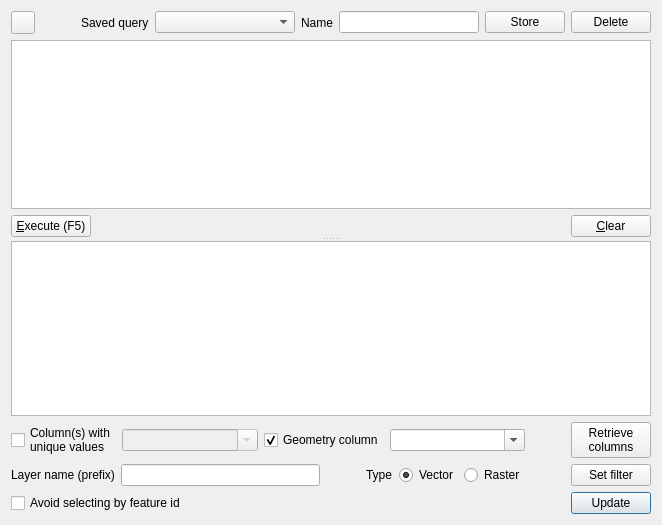
The window that python/plugins/db_manager/ui/DlgSqlLayerWindow.ui (qgis/QGIS) describes before a commit, drawn with Qt 5.
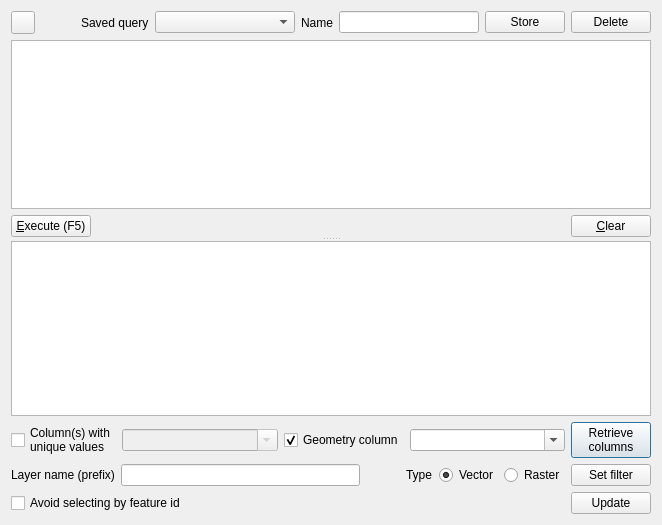
The same window after the commit. Custom widgets are drawn as their Qt base class.

Commit message: Better widget's alignment

Diff of the .ui file:
```diff
--- a/python/plugins/db_manager/ui/DlgSqlLayerWindow.ui
+++ b/python/plugins/db_manager/ui/DlgSqlLayerWindow.ui
@@ -14,41 +14,55 @@
    <string>SQL Window</string>
   </property>
   <layout class="QGridLayout" name="gridLayout_2">
+   <item row="1" column="3">
+    <widget class="QPushButton" name="getColumnsBtn">
+     <property name="text">
+      <string>Retrieve
+columns</string>
+     </property>
+    </widget>
+   </item>
+   <item row="3" column="3">
+    <widget class="QPushButton" name="updateLayerBtn">
+     <property name="text">
+      <string>Update</string>
+     </property>
+    </widget>
+   </item>
+   <item row="2" column="3">
+    <widget class="QPushButton" name="btnSetFilter">
+     <property name="text">
+      <string>Set filter</string>
+     </property>
+     <property name="autoDefault">
+      <bool>false</bool>
+     </property>
+    </widget>
+   </item>
+   <item row="3" column="2">
+    <spacer name="horizontalSpacer_2">
+     <property name="orientation">
+      <enum>Qt::Horizontal</enum>
+     </property>
+     <property name="sizeHint" stdset="0">
+      <size>
+       <width>40</width>
+       <height>20</height>
+      </size>
+     </property>
+    </spacer>
+   </item>
    <item row="3" column="0">
-    <layout class="QHBoxLayout" name="horizontalLayout_2">
-     <item>
-      <widget class="QCheckBox" name="avoidSelectById">
-       <property name="toolTip">
-        <string>&lt;html&gt;&lt;head/&gt;&lt;body&gt;&lt;p&gt;Avoid selecting feature by id. Sometimes - especially when running expensive queries/views - fetching the data sequentially instead of fetching features by id can be much quicker.&lt;/p&gt;&lt;/body&gt;&lt;/html&gt;</string>
-       </property>
-       <property name="text">
-        <string>Avoid selecting by feature id</string>
-       </property>
-      </widget>
-     </item>
-     <item>
-      <spacer name="horizontalSpacer_2">
-       <property name="orientation">
-        <enum>Qt::Horizontal</enum>
-       </property>
-       <property name="sizeHint" stdset="0">
-        <size>
-         <width>40</width>
-         <height>20</height>
-        </size>
-       </property>
-      </spacer>
-     </item>
-     <item>
-      <widget class="QPushButton" name="updateLayerBtn">
-       <property name="text">
-        <string>Update</string>
-       </property>
-      </widget>
-     </item>
-    </layout>
+    <widget class="QCheckBox" name="avoidSelectById">
+     <property name="toolTip">
+      <string>&lt;html&gt;&lt;head/&gt;&lt;body&gt;&lt;p&gt;Avoid selecting feature by id. Sometimes - especially when running expensive queries/views - fetching the data sequentially instead of fetching features by id can be much quicker.&lt;/p&gt;&lt;/body&gt;&lt;/html&gt;</string>
+     </property>
+     <property name="text">
+      <string>Avoid selecting by feature id</string>
+     </property>
+    </widget>
    </item>
-   <item row="0" column="0">
+   <item row="0" column="0" colspan="4">
     <widget class="QSplitter" name="splitter">
      <property name="orientation">
       <enum>Qt::Vertical</enum>
@@ -198,91 +212,7 @@
      </widget>
     </widget>
    </item>
-   <item row="1" column="0">
-    <layout class="QHBoxLayout" name="horizontalLayout_6">
-     <item>
-      <widget class="QCheckBox" name="uniqueColumnCheck">
-       <property name="text">
-        <string>Column(s) with
-unique values</string>
-       </property>
-      </widget>
-     </item>
-     <item>
-      <widget class="QComboBox" name="uniqueCombo">
-       <property name="enabled">
-        <bool>false</bool>
-       </property>
-       <property name="sizePolicy">
-        <sizepolicy hsizetype="Expanding" vsizetype="Fixed">
-         <horstretch>0</horstretch>
-         <verstretch>0</verstretch>
-        </sizepolicy>
-       </property>
-       <property name="editable">
-        <bool>true</bool>
-       </property>
-       <property name="insertPolicy">
-        <enum>QComboBox::NoInsert</enum>
-       </property>
-      </widget>
-     </item>
-     <item>
-      <widget class="QCheckBox" name="hasGeometryCol">
-       <property name="text">
-        <string>Geometry column</string>
-       </property>
-       <property name="checked">
-        <bool>true</bool>
-       </property>
-       <property name="tristate">
-        <bool>false</bool>
-       </property>
-      </widget>
-     </item>
-     <item>
-      <widget class="QComboBox" name="geomCombo">
-       <property name="sizePolicy">
-        <sizepolicy hsizetype="Expanding" vsizetype="Fixed">
-         <horstretch>0</horstretch>
-         <verstretch>0</verstretch>
-        </sizepolicy>
-       </property>
-       <property name="editable">
-        <bool>true</bool>
-       </property>
-       <property name="insertPolicy">
-        <enum>QComboBox::NoInsert</enum>
-       </property>
-      </widget>
-     </item>
-     <item>
-      <spacer name="horizontalSpacer_5">
-       <property name="orientation">
-        <enum>Qt::Horizontal</enum>
-       </property>
-       <property name="sizeType">
-        <enum>QSizePolicy::Fixed</enum>
-       </property>
-       <property name="sizeHint" stdset="0">
-        <size>
-         <width>40</width>
-         <height>20</height>
-        </size>
-       </property>
-      </spacer>
-     </item>
-     <item>
-      <widget class="QPushButton" name="getColumnsBtn">
-       <property name="text">
-        <string>Retrieve
-columns</string>
-       </property>
-      </widget>
-     </item>
-    </layout>
-   </item>
-   <item row="2" column="0">
+   <item row="2" column="0" colspan="3">
     <layout class="QHBoxLayout" name="horizontalLayout_7">
      <item>
       <widget class="QLabel" name="label_5">
@@ -307,7 +237,16 @@
      <item>
       <widget class="QWidget" name="layerTypeWidget" native="true">
        <layout class="QHBoxLayout" name="horizontalLayout_3">
-        <property name="margin">
+        <property name="leftMargin">
+         <number>0</number>
+        </property>
+        <property name="topMargin">
+         <number>0</number>
+        </property>
+        <property name="rightMargin">
+         <number>0</number>
+        </property>
+        <property name="bottomMargin">
          <number>0</number>
         </property>
         <item>
@@ -337,32 +276,66 @@
           </property>
          </widget>
         </item>
-        <item>
-         <spacer name="horizontalSpacer_6">
-          <property name="orientation">
-           <enum>Qt::Horizontal</enum>
-          </property>
-          <property name="sizeType">
-           <enum>QSizePolicy::Fixed</enum>
-          </property>
-          <property name="sizeHint" stdset="0">
-           <size>
-            <width>40</width>
-            <height>20</height>
-           </size>
-          </property>
-         </spacer>
-        </item>
        </layout>
       </widget>
      </item>
+    </layout>
+   </item>
+   <item row="1" column="0" colspan="3">
+    <layout class="QHBoxLayout" name="horizontalLayout_6">
      <item>
-      <widget class="QPushButton" name="btnSetFilter">
+      <widget class="QCheckBox" name="uniqueColumnCheck">
        <property name="text">
-        <string>Set filter</string>
+        <string>Column(s) with
+unique values</string>
        </property>
-       <property name="autoDefault">
+      </widget>
+     </item>
+     <item>
+      <widget class="QComboBox" name="uniqueCombo">
+       <property name="enabled">
         <bool>false</bool>
+       </property>
+       <property name="sizePolicy">
+        <sizepolicy hsizetype="Expanding" vsizetype="Fixed">
+         <horstretch>0</horstretch>
+         <verstretch>0</verstretch>
+        </sizepolicy>
+       </property>
+       <property name="editable">
+        <bool>true</bool>
+       </property>
+       <property name="insertPolicy">
+        <enum>QComboBox::NoInsert</enum>
+       </property>
+      </widget>
+     </item>
+     <item>
+      <widget class="QCheckBox" name="hasGeometryCol">
+       <property name="text">
+        <string>Geometry column</string>
+       </property>
+       <property name="checked">
+        <bool>true</bool>
+       </property>
+       <property name="tristate">
+        <bool>false</bool>
+       </property>
+      </widget>
+     </item>
+     <item>
+      <widget class="QComboBox" name="geomCombo">
+       <property name="sizePolicy">
+        <sizepolicy hsizetype="Expanding" vsizetype="Fixed">
+         <horstretch>0</horstretch>
+         <verstretch>0</verstretch>
+        </sizepolicy>
+       </property>
+       <property name="editable">
+        <bool>true</bool>
+       </property>
+       <property name="insertPolicy">
+        <enum>QComboBox::NoInsert</enum>
        </property>
       </widget>
      </item>
```
The commit also changes 1 other file.
